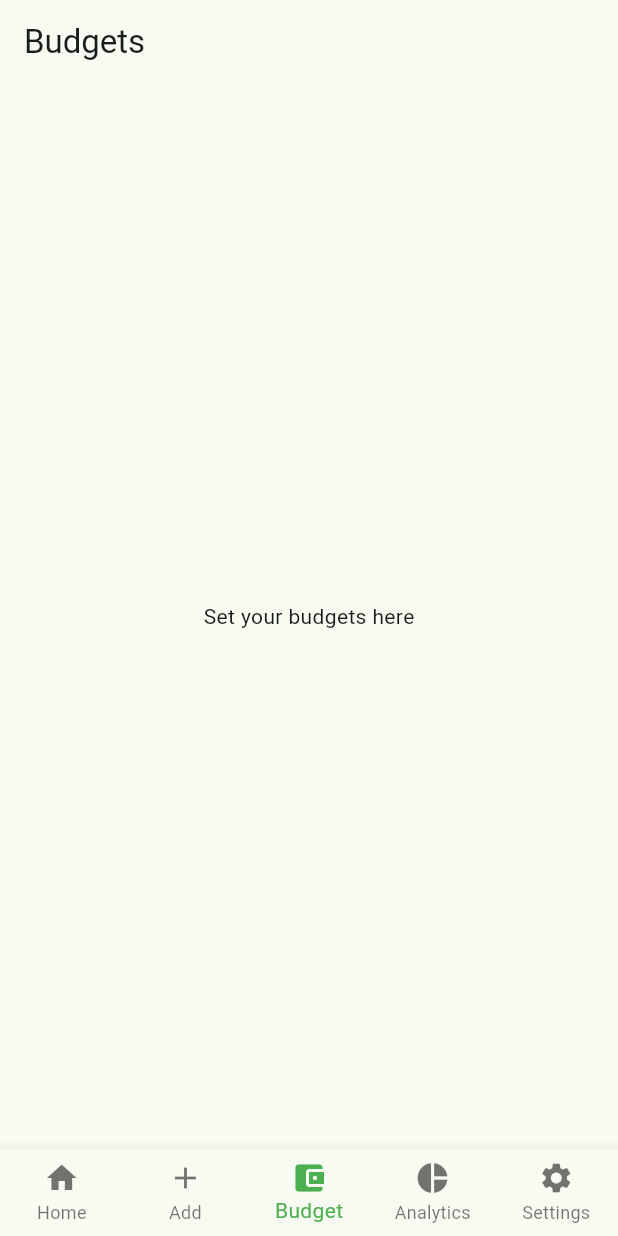
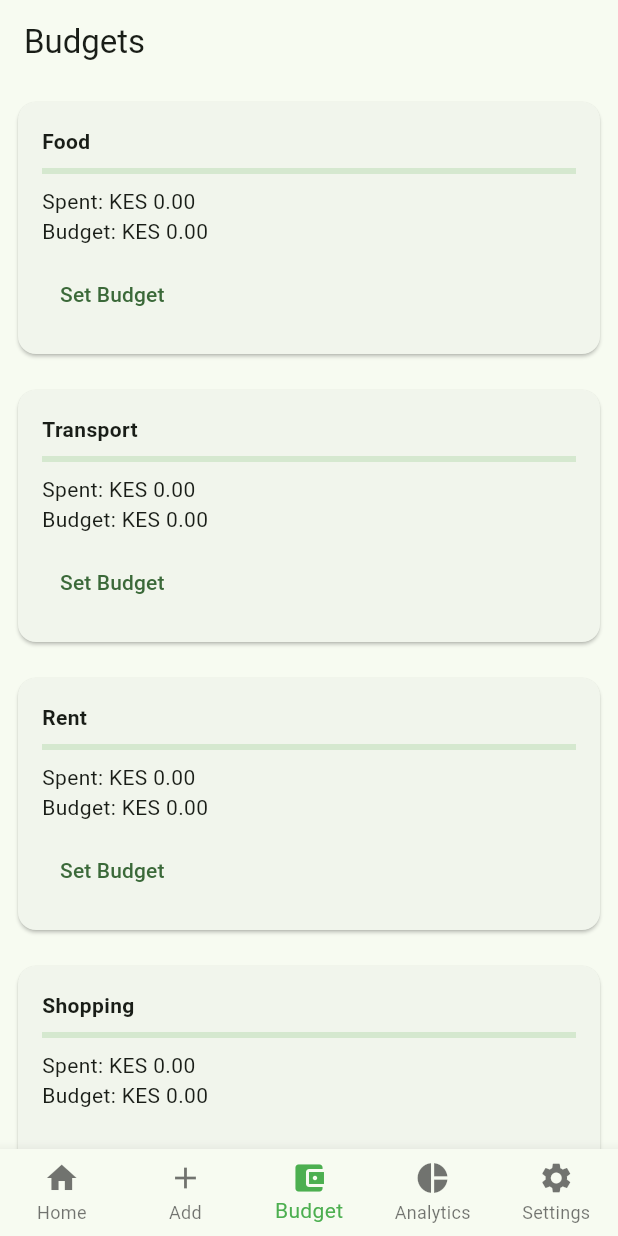
Before and after one commit to MwandikiAntony/pesatrack, a Flutter app: the screen it shows after launch, item 3 of the bottom bar chosen, on a phone screen of 412 x 824 dp. Run offline on Flutter 3.47's test engine with Material 3 defaults, Android fonts, the light colour scheme and no system bars; our stand-ins replace hive, hive_flutter; accounts and stored records are empty.

Commit message:
updated budget screen

```diff
--- a/lib/main.dart
+++ b/lib/main.dart
@@ -4,6 +4,8 @@ import 'models/expense.dart';
 import 'screens/main_layout.dart';
 import 'package:provider/provider.dart';
 import 'providers/expense_provider.dart';
+import 'models/budget.dart';
+import 'providers/budget_provider.dart';
 
 void main() async {
   WidgetsFlutterBinding.ensureInitialized();
@@ -11,6 +13,9 @@ void main() async {
   await Hive.initFlutter();
   Hive.registerAdapter(ExpenseAdapter());
   await Hive.openBox<Expense>('expenses');
+
+  Hive.registerAdapter(BudgetAdapter());
+  await Hive.openBox<Budget>('budgets');
 
   runApp(const PesaTrackApp());
 }
@@ -20,8 +25,11 @@ class PesaTrackApp extends StatelessWidget {
 
   @override
   Widget build(BuildContext context) {
-    return ChangeNotifierProvider(
-      create: (_) => ExpenseProvider(),
+    return MultiProvider(
+      providers: [
+        ChangeNotifierProvider(create: (_) => ExpenseProvider()),
+        ChangeNotifierProvider(create: (_) => BudgetProvider()),
+      ],
       child: MaterialApp(
         title: 'PesaTrack',
         debugShowCheckedModeBanner: false,
--- /dev/null
+++ b/lib/models/budget.dart
@@ -0,0 +1,14 @@
+import 'package:hive/hive.dart';
+
+part 'budget.g.dart';
+
+@HiveType(typeId: 1)
+class Budget extends HiveObject {
+  @HiveField(0)
+  String category;
+
+  @HiveField(1)
+  double limit;
+
+  Budget({required this.category, required this.limit});
+}
--- /dev/null
+++ b/lib/providers/budget_provider.dart
@@ -0,0 +1,49 @@
+import 'package:flutter/material.dart';
+import 'package:hive/hive.dart';
+import '../models/budget.dart';
+import '../models/expense.dart';
+
+class BudgetProvider extends ChangeNotifier {
+  final Box<Budget> _budgetBox = Hive.box<Budget>('budgets');
+  final Box<Expense> _expenseBox = Hive.box<Expense>('expenses');
+
+  List<Budget> get budgets => _budgetBox.values.toList();
+
+  void setBudget(String category, double limit) {
+    final existing = _budgetBox.values.firstWhere(
+      (b) => b.category == category,
+      orElse: () => Budget(category: category, limit: 0),
+    );
+
+    if (existing.limit == 0) {
+      _budgetBox.add(Budget(category: category, limit: limit));
+    } else {
+      existing
+        ..limit = limit
+        ..save();
+    }
+    notifyListeners();
+  }
+
+  double spentForCategory(String category) {
+    final now = DateTime.now();
+    return _expenseBox.values
+        .where(
+          (e) =>
+              e.category == category &&
+              e.date.month == now.month &&
+              e.date.year == now.year,
+        )
+        .fold(0.0, (sum, e) => sum + e.amount);
+  }
+
+  bool isExceeded(String category) {
+    final budget = _budgetBox.values.firstWhere(
+      (b) => b.category == category,
+      orElse: () => Budget(category: category, limit: 0),
+    );
+
+    if (budget.limit == 0) return false;
+    return spentForCategory(category) > budget.limit;
+  }
+}
--- a/lib/screens/add_expense_screen.dart
+++ b/lib/screens/add_expense_screen.dart
@@ -97,7 +97,7 @@ class _AddExpenseScreenState extends State<AddExpenseScreen> {
 
               // Category
               DropdownButtonFormField<String>(
-                value: _selectedCategory,
+                initialValue: _selectedCategory,
                 decoration: const InputDecoration(
                   labelText: 'Category',
                   prefixIcon: Icon(Icons.category),
--- a/lib/screens/budget_screen.dart
+++ b/lib/screens/budget_screen.dart
@@ -1,13 +1,89 @@
 import 'package:flutter/material.dart';
+import 'package:pesatrack/models/budget.dart';
+import 'package:provider/provider.dart';
+import '../providers/budget_provider.dart';
+import '../utils/categories.dart';
 
 class BudgetScreen extends StatelessWidget {
   const BudgetScreen({super.key});
 
   @override
   Widget build(BuildContext context) {
+    final budgetProvider = context.watch<BudgetProvider>();
+
     return Scaffold(
       appBar: AppBar(title: const Text('Budgets')),
-      body: const Center(child: Text('Set your budgets here')),
+      body: ListView(
+        children: expenseCategories.map((category) {
+          final spent = budgetProvider.spentForCategory(category);
+          final budget = budgetProvider.budgets.firstWhere(
+            (b) => b.category == category,
+            orElse: () => Budget(category: category, limit: 0),
+          );
+
+          final percent = budget.limit == 0
+              ? 0.0
+              : ((spent / budget.limit).clamp(0.0, 1.0)).toDouble();
+
+          return Card(
+            margin: const EdgeInsets.all(12),
+            child: Padding(
+              padding: const EdgeInsets.all(16),
+              child: Column(
+                crossAxisAlignment: CrossAxisAlignment.start,
+                children: [
+                  Text(
+                    category,
+                    style: const TextStyle(fontWeight: FontWeight.bold),
+                  ),
+                  const SizedBox(height: 8),
+                  LinearProgressIndicator(value: percent),
+                  const SizedBox(height: 8),
+                  Text('Spent: KES ${spent.toStringAsFixed(2)}'),
+                  Text('Budget: KES ${budget.limit.toStringAsFixed(2)}'),
+                  const SizedBox(height: 8),
+                  TextButton(
+                    onPressed: () => _showSetBudgetDialog(context, category),
+                    child: const Text('Set Budget'),
+                  ),
+                ],
+              ),
+            ),
+          );
+        }).toList(),
+      ),
+    );
+  }
+
+  void _showSetBudgetDialog(BuildContext context, String category) {
+    final controller = TextEditingController();
+
+    showDialog(
+      context: context,
+      builder: (_) => AlertDialog(
+        title: Text('Set Budget for $category'),
+        content: TextField(
+          controller: controller,
+          keyboardType: TextInputType.number,
+          decoration: const InputDecoration(labelText: 'Amount (KES)'),
+        ),
+        actions: [
+          TextButton(
+            onPressed: () => Navigator.pop(context),
+            child: const Text('Cancel'),
+          ),
+          ElevatedButton(
+            onPressed: () {
+              final value = double.tryParse(controller.text);
+              if (value != null) {
+                context.read<BudgetProvider>().setBudget(category, value);
+                Navigator.pop(context);
+              }
+            },
+            child: const Text('Save'),
+          ),
+        ],
+      ),
     );
   }
 }
```
Also changed, not shown: lib/screens/home_screen.dart (+9 -1 lines), lib/models/budget.g.dart (added).
